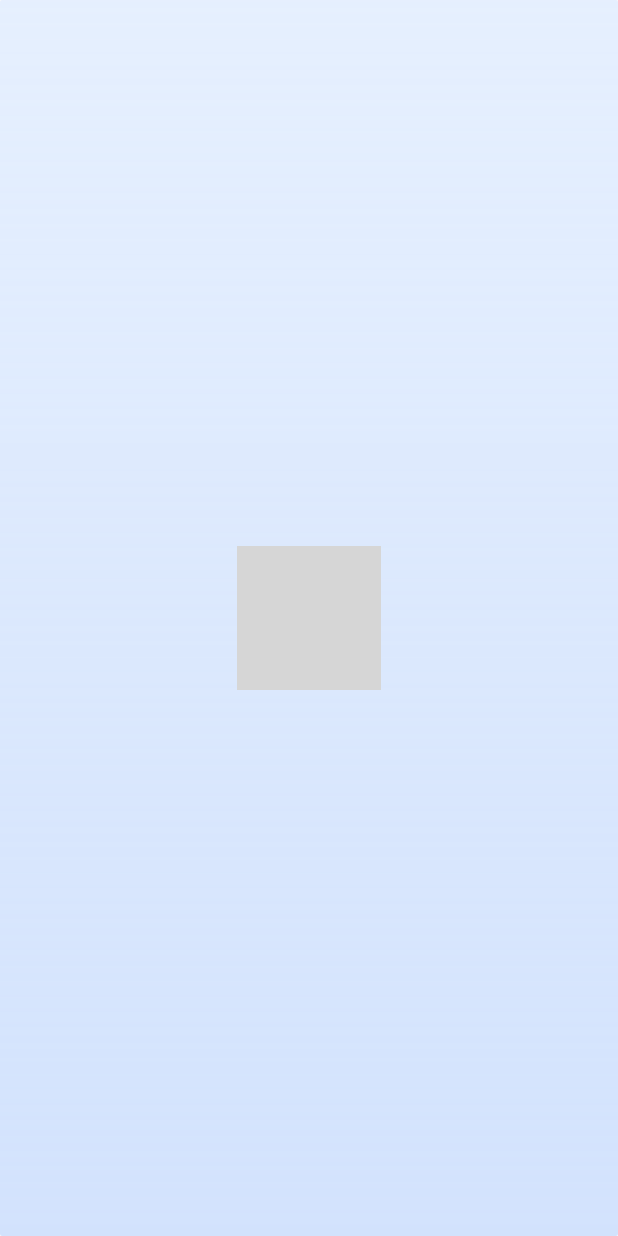
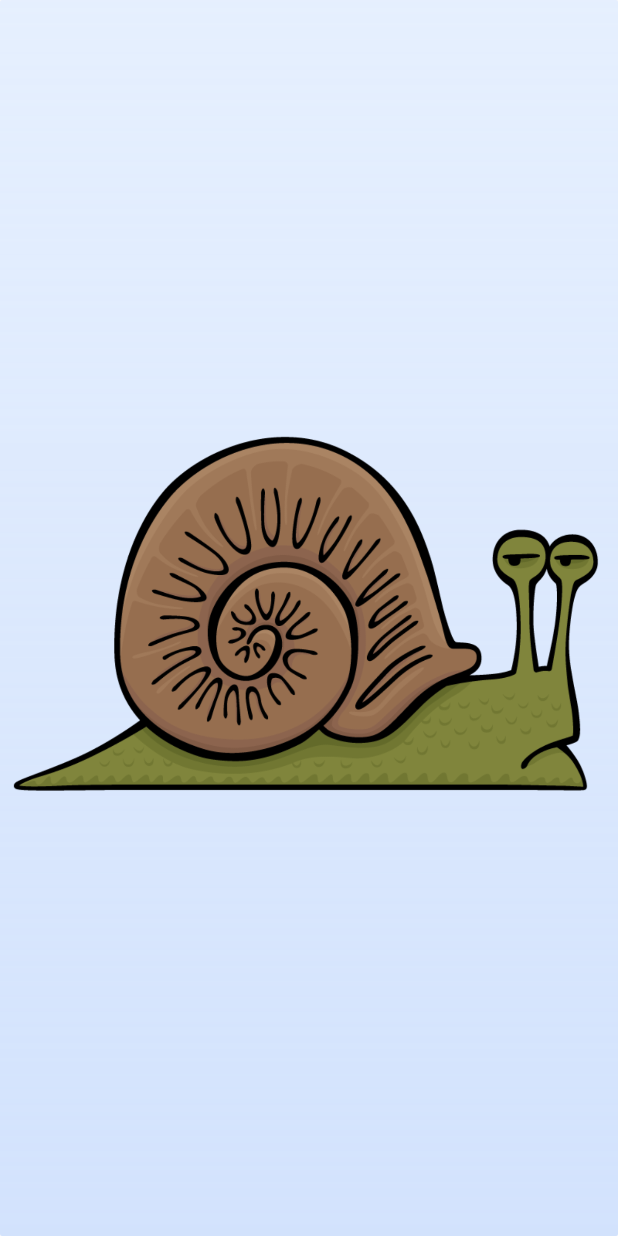
Before and after one commit to peanutwolf/Elegion, an Android app: the screen it shows after launch (SplashActivity), on a phone screen of 412 x 824 dp. Run offline under Robolectric (Android 15) with nearby library versions, the phone set to English and light mode, and no system bars; grey boxes are pictures that could not be loaded.

Commit message:
[+] drawables added

```diff
--- a/GrushaHit/app/src/main/java/com/vigursky/grushahit/views/BTDeviceFragment.java
+++ b/GrushaHit/app/src/main/java/com/vigursky/grushahit/views/BTDeviceFragment.java
@@ -125,9 +125,9 @@ public class BTDeviceFragment extends Fragment implements BTDeviceAdapter.OnItem
                     dialog.setTitle(msg);
                 }
                 if(resultCode == Activity.RESULT_OK){
-                    dialog.create().show();
+                    dialog.setPositiveButton("OK", null).create().show();
                 }else if(resultCode == Activity.RESULT_CANCELED){
-                    dialog.setTitle("Error!").create().show();
+                    dialog.setPositiveButton("OK", null).setTitle("Error!").create().show();
                 }
             }
         }
--- a/GrushaHit/app/src/main/res/layout/activity_splash.xml
+++ b/GrushaHit/app/src/main/res/layout/activity_splash.xml
@@ -7,7 +7,7 @@
 
     <ImageView
         android:id="@+id/img_app_logo"
-        android:src="@drawable/snail_straight"
+        android:src="@drawable/snail_logo"
         android:layout_width="wrap_content"
         android:layout_height="wrap_content"
         android:layout_gravity="center"
```
Also changed, not shown: GrushaHit/app/src/main/res/drawable/snail_left.png (added), GrushaHit/app/src/main/res/drawable/snail_logo.png (added), GrushaHit/app/src/main/res/drawable/snail_right.png (added), GrushaHit/app/src/main/res/drawable/snail_straight.png (added).
